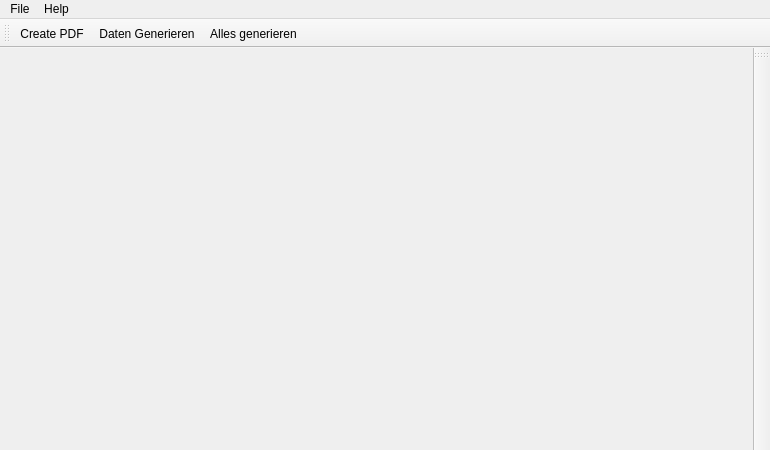
The window that src/ui/design/main_window.ui (CodeName-666/VDataParser) describes before a commit, drawn with Qt 5.
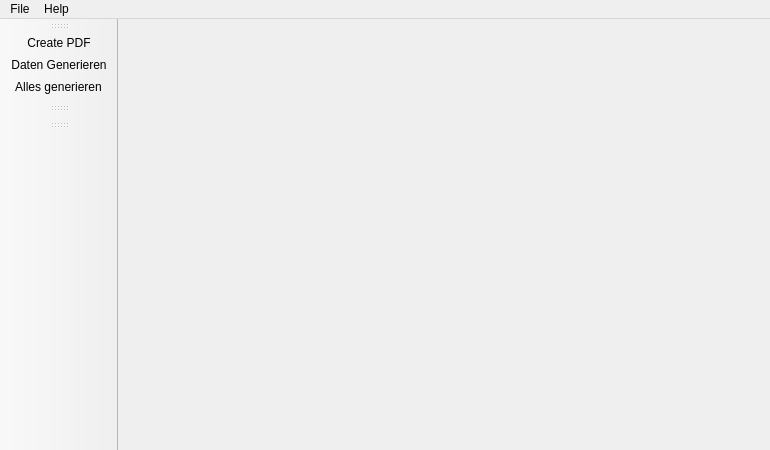
The same window after the commit. Icons and pictures are not drawn.

Diff of the .ui file:
```diff
--- a/src/ui/design/main_window.ui
+++ b/src/ui/design/main_window.ui
@@ -47,7 +47,7 @@
     <bool>true</bool>
    </property>
    <attribute name="toolBarArea">
-    <enum>TopToolBarArea</enum>
+    <enum>LeftToolBarArea</enum>
    </attribute>
    <attribute name="toolBarBreak">
     <bool>false</bool>
@@ -61,7 +61,18 @@
     <string>toolBar</string>
    </property>
    <attribute name="toolBarArea">
-    <enum>RightToolBarArea</enum>
+    <enum>LeftToolBarArea</enum>
+   </attribute>
+   <attribute name="toolBarBreak">
+    <bool>false</bool>
+   </attribute>
+  </widget>
+  <widget class="QToolBar" name="toolBar">
+   <property name="windowTitle">
+    <string>toolBar</string>
+   </property>
+   <attribute name="toolBarArea">
+    <enum>LeftToolBarArea</enum>
    </attribute>
    <attribute name="toolBarBreak">
     <bool>false</bool>
```
